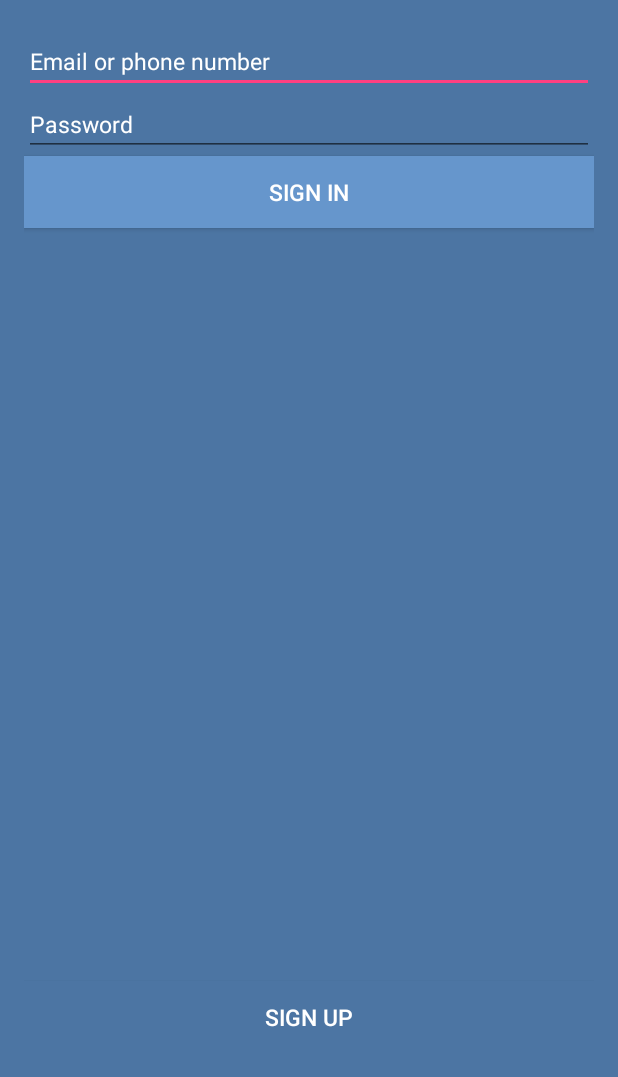
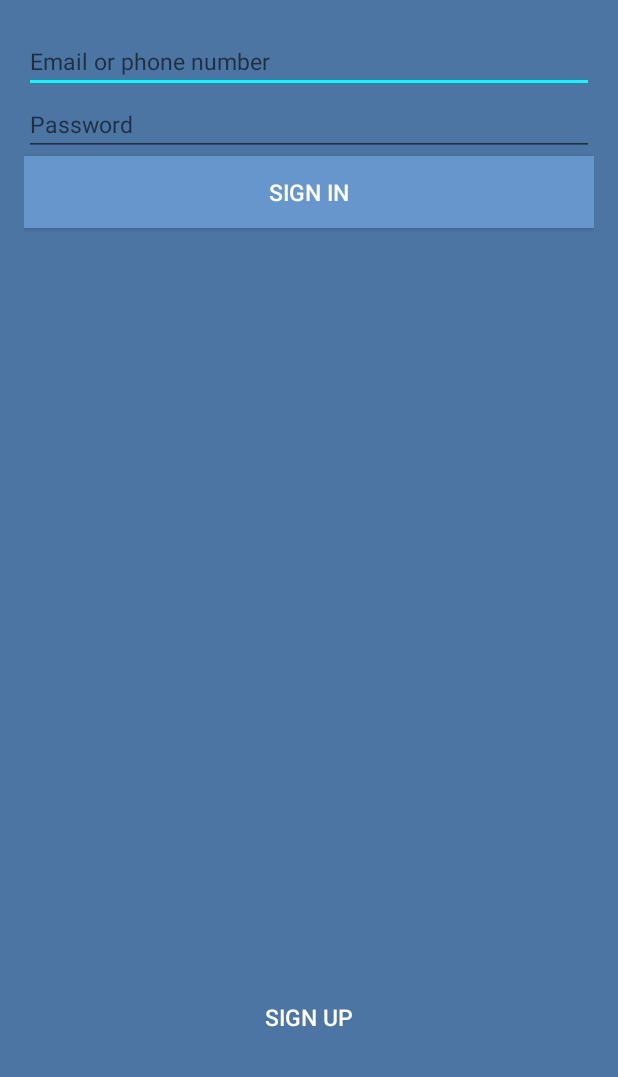
Before and after one commit to KarsekaVladimir/ANDROID_SocialSample, an Android app: the layout activity_main.xml on its own in the app's theme, with its tools: preview values and no code run, on a phone screen of 412 x 824 dp, the part 159-1236 px from its top. Run offline under Robolectric (Android 15) with nearby library versions, the phone set to English and light mode, and no system bars.

Commit message:
create reusable styles and custom them in prev HW

```diff
--- a/SocialSample/app/src/main/AndroidManifest.xml
+++ b/SocialSample/app/src/main/AndroidManifest.xml
@@ -10,17 +10,17 @@
         android:theme="@style/AppTheme">
         <activity android:name=".MainActivity"
             android:theme="@style/Theme.AppCompat.NoActionBar" >
-
+            <intent-filter>
+                <action android:name="android.intent.action.MAIN" />
+                <category android:name="android.intent.category.LAUNCHER" />
+            </intent-filter>
 
         </activity>
 
         <activity android:name=".Main2Activity"
-            android:theme="@style/Theme.AppCompat.NoActionBar"
+            android:theme="@style/Theme.AppCompat.DayNight.NoActionBar"
             android:label="@string/sheet2">
-            <intent-filter>
-                <action android:name="android.intent.action.MAIN" />
-                <category android:name="android.intent.category.LAUNCHER" />
-            </intent-filter>
+
         </activity>
 
     </application>
--- a/SocialSample/app/src/main/res/layout/activity_main.xml
+++ b/SocialSample/app/src/main/res/layout/activity_main.xml
@@ -1,7 +1,7 @@
 <?xml version="1.0" encoding="utf-8"?>
  <LinearLayout xmlns:android="http://schemas.android.com/apk/res/android"
     xmlns:tools="http://schemas.android.com/tools"
-    android:theme="@style/AppTheme"
+    android:theme="@style/BlueButtonTheme"
     android:id="@+id/activity_main"
     android:layout_width="match_parent"
     android:layout_height="match_parent"
@@ -11,7 +11,7 @@
     android:paddingTop="@dimen/activity_vertical_margin"
     android:background="@color/back_ground"
     android:orientation="vertical"
-   tools:context="com.sample.social.socialsample.MainActivity">
+    tools:context="com.sample.social.socialsample.MainActivity">
 
     <ImageView
         android:layout_width="90sp"
@@ -20,8 +20,7 @@
         android:layout_gravity="center_horizontal"
         android:adjustViewBounds="false"
         android:id="@+id/ViwLogo"
-        android:layout_marginBottom="20dp"
-        />
+        android:layout_marginBottom="20dp" />
 
       <EditText
 
@@ -30,12 +29,10 @@
         android:layout_height="wrap_content"
         android:hint="@string/edit_textA"
         android:gravity="left"
-        android:textSize="@dimen/textsize"
         android:focusableInTouchMode="true"
-        android:textColorHint="@color/textcolorT"
-        android:layout_gravity="bottom"
-        android:textColor="@color/textcolorT"
-               />
+        android:layout_gravity="bottom"/>
+        <!--android:textColor="@color/textcolorT"
+        android:textSize="@dimen/textsize"-->
 
     <EditText
 
@@ -44,13 +41,12 @@
         android:layout_height="wrap_content"
         android:gravity="left"
         android:hint="@string/edit_textB"
-        android:textSize="@dimen/textsize"
-        android:focusableInTouchMode="false"
-        android:textColorHint="@color/textcolorT"
-        android:textColor="@color/textcolorT"
-        />
+        android:focusableInTouchMode="false"/>
+        <!--android:textColor="@color/textcolorT"
+        android:textSize="@dimen/textsize"-->
 
     <Button
+
         android:layout_below="@+id/edit_textB"
         android:id="@+id/buttonA"
         android:layout_width="match_parent"
@@ -58,10 +54,9 @@
         android:text="@string/buttonA"
         android:layout_gravity="center"
         android:gravity="center"
-        android:textSize="@dimen/textsize"
-        android:background="#6696cc"
-        android:textColor="@color/textcolorT" />
-
+        android:background="@color/BlueButton"/>
+        <!-- android:textColor="@color/textcolorT"
+        android:textSize="@dimen/textsize"-->
 
 
 
@@ -75,9 +70,10 @@
         android:layout_height="wrap_content"
         android:text="@string/buttonB"
         android:layout_gravity="bottom"
-        android:textSize="@dimen/textsize"
-        android:textColor="@color/textcolorT"
-        android:background="#4c75a3" />
+        android:background="#4c75a3"/>
+        <!--android:textColor="@color/textcolorT"
+        android:textSize="@dimen/textsize"-->
+
     </LinearLayout>
 
 </LinearLayout>
--- a/SocialSample/app/src/main/res/layout/activity_main2.xml
+++ b/SocialSample/app/src/main/res/layout/activity_main2.xml
@@ -9,7 +9,7 @@
     android:paddingLeft="@dimen/no_indentation"
     android:paddingRight="@dimen/no_indentation"
     android:paddingTop="@dimen/no_indentation"
-    android:background="#ffffff"
+    android:background="@color/colorPrimary"
     android:listSelector="@drawable/list_selector"
     tools:context="com.sample.social.socialsample.Main2Activity">
 
@@ -28,6 +28,7 @@
         android:paddingRight="@dimen/activity_horizontal_margin"
         android:paddingTop="@dimen/activity_vertical_margin">
 
+
     <ListView
         android:layout_width="match_parent"
         android:layout_height="match_parent"
--- /dev/null
+++ b/SocialSample/app/src/main/res/values/attr.xml
@@ -0,0 +1,5 @@
+<?xml version="1.0" encoding="utf-8"?>
+<resources>
+   <attr name="BlueButtonTheme"> </attr>
+
+</resources>
--- a/SocialSample/app/src/main/res/values/colors.xml
+++ b/SocialSample/app/src/main/res/values/colors.xml
@@ -1,9 +1,14 @@
 <?xml version="1.0" encoding="utf-8"?>
 <resources>
-    <color name="colorPrimary">#3F51B5</color>
-    <color name="colorPrimaryDark">#303F9F</color>
-    <color name="colorAccent">#FF4081</color>
+   <!-- <color name="colorPrimary">#3F51B5</color> -->
+    <!-- <color name="colorPrimaryDark">#303F9F</color>
+    <color name="colorAccent">#FF4081</color> -->
+
+    <color name="colorPrimary">#ffffff</color>
+    <color name="colorPrimaryDark">#000</color>
+    <color name="colorAccent">#00FFFF</color>
     <color name="textcolorT">#ffffff</color>
     <color name="back_ground">#4c75a3</color>
     <color name="textcolorBlack">#000000</color>
+    <color name="BlueButton">#6696cc</color>
 </resources>
--- a/SocialSample/app/src/main/res/values/styles.xml
+++ b/SocialSample/app/src/main/res/values/styles.xml
@@ -1,11 +1,17 @@
 <resources>
 
     <!-- Base application theme. -->
-    <style name="AppTheme" parent="Theme.AppCompat.Light.DarkActionBar">
+    <style name="AppTheme" parent="Theme.AppCompat.DayNight.DarkActionBar">
         <!-- Customize your theme here. -->
         <item name="colorPrimary">@color/colorPrimary</item>
         <item name="colorPrimaryDark">@color/colorPrimaryDark</item>
         <item name="colorAccent">@color/colorAccent</item>
     </style>
 
+   <style name="BlueButtonTheme">
+        <item name="android:textColor">@color/textcolorT</item>
+        <item name="android:background">@color/back_ground</item>
+        <item name="android:textSize">@dimen/textsize</item>
+   </style>
+
 </resources>
```
